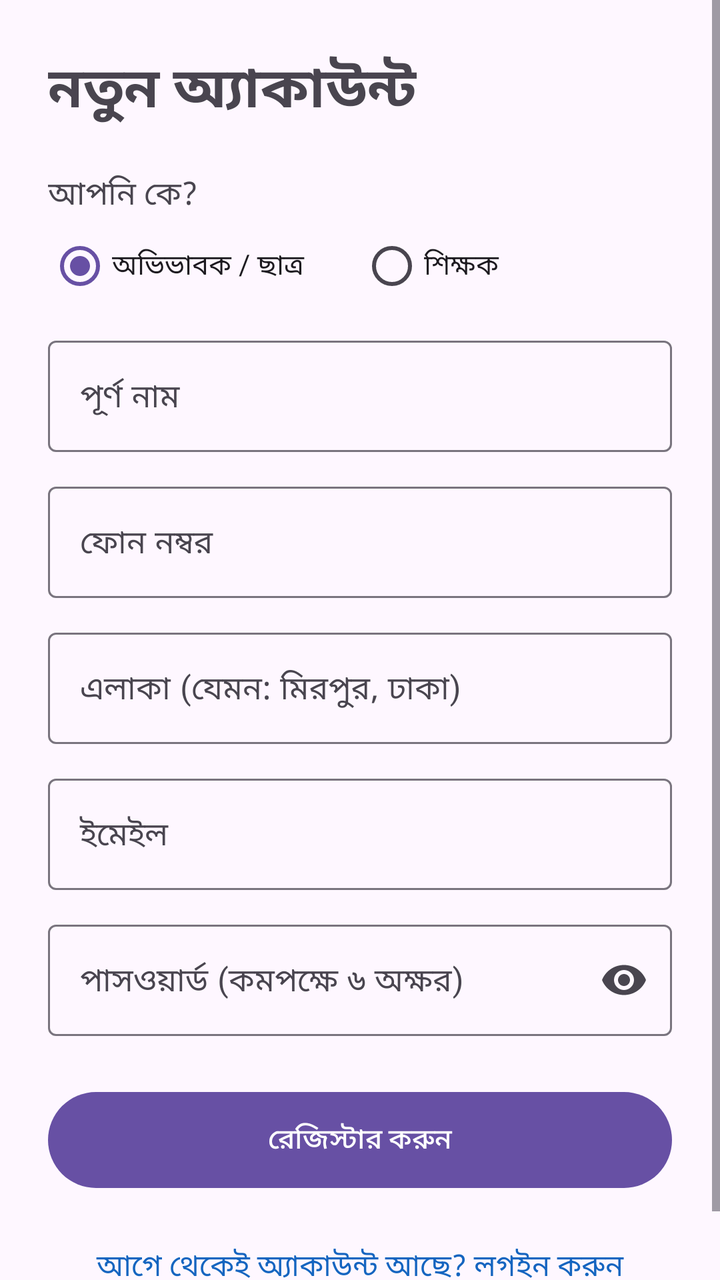
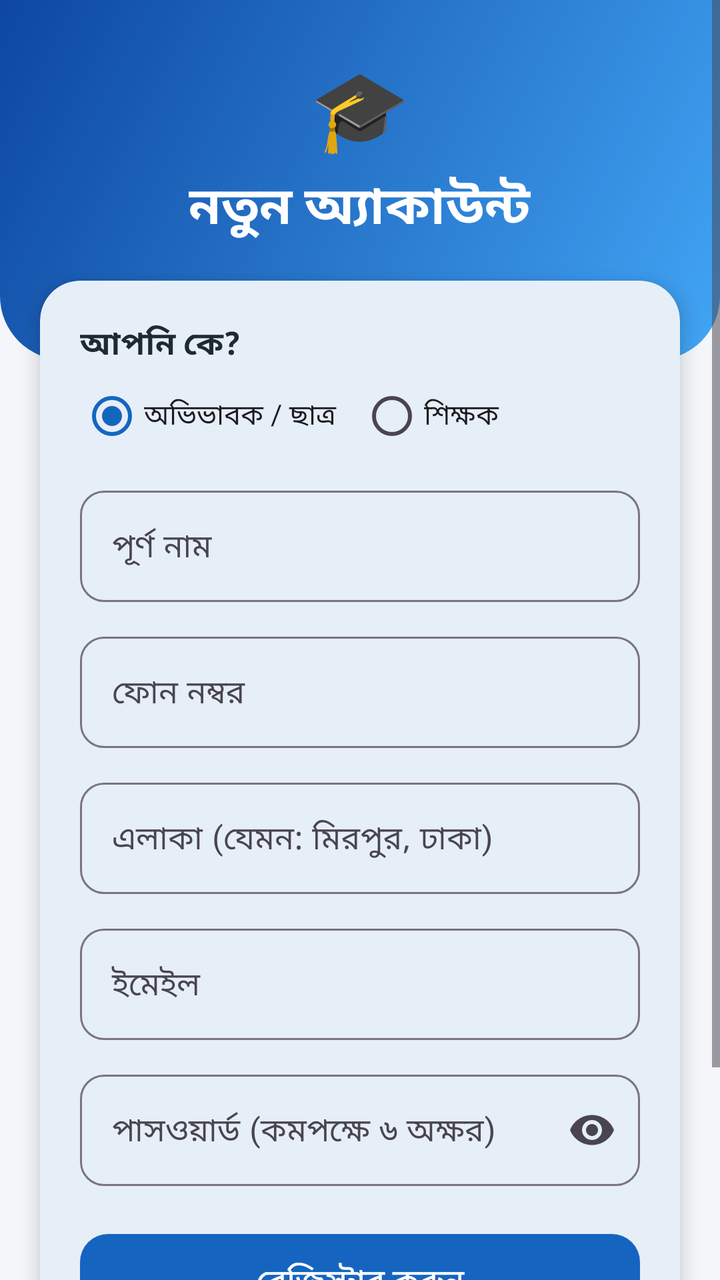

An Android layout rendered at two revisions. The XML below is the earlier revision; the diff shows what the commit changed to produce the second picture.
<!-- AndroidManifest.xml: application theme Theme.TuitionFinder -->
<!-- res/layout/activity_register.xml -->
<?xml version="1.0" encoding="utf-8"?>
<ScrollView xmlns:android="http://schemas.android.com/apk/res/android"
    xmlns:app="http://schemas.android.com/apk/res-auto"
    android:layout_width="match_parent"
    android:layout_height="match_parent"
    android:fillViewport="true">

    <LinearLayout
        android:layout_width="match_parent"
        android:layout_height="wrap_content"
        android:orientation="vertical"
        android:padding="24dp">

        <TextView
            android:layout_width="wrap_content"
            android:layout_height="wrap_content"
            android:text="নতুন অ্যাকাউন্ট"
            android:textSize="28sp"
            android:textStyle="bold" />

        <TextView
            android:layout_width="wrap_content"
            android:layout_height="wrap_content"
            android:layout_marginTop="20dp"
            android:text="আপনি কে?"
            android:textSize="16sp" />

        <RadioGroup
            android:id="@+id/rgRole"
            android:layout_width="match_parent"
            android:layout_height="wrap_content"
            android:orientation="horizontal">

            <RadioButton
                android:id="@+id/rbParent"
                android:layout_width="0dp"
                android:layout_height="wrap_content"
                android:layout_weight="1"
                android:checked="true"
                android:text="অভিভাবক / ছাত্র" />

            <RadioButton
                android:id="@+id/rbTutor"
                android:layout_width="0dp"
                android:layout_height="wrap_content"
                android:layout_weight="1"
                android:text="শিক্ষক" />
        </RadioGroup>

        <com.google.android.material.textfield.TextInputLayout
            android:layout_width="match_parent"
            android:layout_height="wrap_content"
            android:layout_marginTop="8dp"
            android:hint="পূর্ণ নাম">

            <com.google.android.material.textfield.TextInputEditText
                android:id="@+id/etName"
                android:layout_width="match_parent"
                android:layout_height="wrap_content"
                android:inputType="textPersonName" />
        </com.google.android.material.textfield.TextInputLayout>

        <com.google.android.material.textfield.TextInputLayout
            android:layout_width="match_parent"
            android:layout_height="wrap_content"
            android:layout_marginTop="12dp"
            android:hint="ফোন নম্বর">

            <com.google.android.material.textfield.TextInputEditText
                android:id="@+id/etPhone"
                android:layout_width="match_parent"
                android:layout_height="wrap_content"
                android:inputType="phone" />
        </com.google.android.material.textfield.TextInputLayout>

        <com.google.android.material.textfield.TextInputLayout
            android:layout_width="match_parent"
            android:layout_height="wrap_content"
            android:layout_marginTop="12dp"
            android:hint="এলাকা (যেমন: মিরপুর, ঢাকা)">

            <com.google.android.material.textfield.TextInputEditText
                android:id="@+id/etArea"
                android:layout_width="match_parent"
                android:layout_height="wrap_content"
                android:inputType="text" />
        </com.google.android.material.textfield.TextInputLayout>

        <com.google.android.material.textfield.TextInputLayout
            android:layout_width="match_parent"
            android:layout_height="wrap_content"
            android:layout_marginTop="12dp"
            android:hint="ইমেইল">

            <com.google.android.material.textfield.TextInputEditText
                android:id="@+id/etEmail"
                android:layout_width="match_parent"
                android:layout_height="wrap_content"
                android:inputType="textEmailAddress" />
        </com.google.android.material.textfield.TextInputLayout>

        <com.google.android.material.textfield.TextInputLayout
            android:layout_width="match_parent"
            android:layout_height="wrap_content"
            android:layout_marginTop="12dp"
            android:hint="পাসওয়ার্ড (কমপক্ষে ৬ অক্ষর)"
            app:endIconMode="password_toggle">

            <com.google.android.material.textfield.TextInputEditText
                android:id="@+id/etPassword"
                android:layout_width="match_parent"
                android:layout_height="wrap_content"
                android:inputType="textPassword" />
        </com.google.android.material.textfield.TextInputLayout>

        <Button
            android:id="@+id/btnRegister"
            android:layout_width="match_parent"
            android:layout_height="56dp"
            android:layout_marginTop="24dp"
            android:text="রেজিস্টার করুন" />

        <ProgressBar
            android:id="@+id/progressBar"
            android:layout_width="wrap_content"
            android:layout_height="wrap_content"
            android:layout_gravity="center_horizontal"
            android:layout_marginTop="16dp"
            android:visibility="gone" />

        <TextView
            android:id="@+id/tvGoLogin"
            android:layout_width="match_parent"
            android:layout_height="wrap_content"
            android:layout_marginTop="16dp"
            android:gravity="center"
            android:padding="8dp"
            android:text="আগে থেকেই অ্যাকাউন্ট আছে? লগইন করুন"
            android:textColor="#1565C0"
            android:textSize="15sp" />
    </LinearLayout>
</ScrollView>
<!-- resources referenced by this layout -->
<resources>
  <style name="Theme.TuitionFinder" parent="Base.Theme.TuitionFinder" />
  <style name="Base.Theme.TuitionFinder" parent="Theme.Material3.DayNight.NoActionBar">
          
          
      </style>
</resources>

<!-- the commit's change to res/layout/activity_register.xml (unified diff, before → after) -->
@@ -3,140 +3,201 @@
     xmlns:app="http://schemas.android.com/apk/res-auto"
     android:layout_width="match_parent"
     android:layout_height="match_parent"
+    android:background="@color/background"
     android:fillViewport="true">
 
     <LinearLayout
         android:layout_width="match_parent"
         android:layout_height="wrap_content"
-        android:orientation="vertical"
-        android:padding="24dp">
-
-        <TextView
-            android:layout_width="wrap_content"
-            android:layout_height="wrap_content"
-            android:text="নতুন অ্যাকাউন্ট"
-            android:textSize="28sp"
-            android:textStyle="bold" />
-
-        <TextView
-            android:layout_width="wrap_content"
-            android:layout_height="wrap_content"
-            android:layout_marginTop="20dp"
-            android:text="আপনি কে?"
-            android:textSize="16sp" />
-
-        <RadioGroup
-            android:id="@+id/rgRole"
+        android:orientation="vertical">
+
+        <LinearLayout
+            android:layout_width="match_parent"
+            android:layout_height="180dp"
+            android:background="@drawable/bg_header"
+            android:gravity="center"
+            android:orientation="vertical"
+            android:paddingBottom="30dp">
+
+            <TextView
+                android:layout_width="wrap_content"
+                android:layout_height="wrap_content"
+                android:text="🎓"
+                android:textSize="40sp" />
+
+            <TextView
+                android:layout_width="wrap_content"
+                android:layout_height="wrap_content"
+                android:layout_marginTop="4dp"
+                android:text="নতুন অ্যাকাউন্ট"
+                android:textColor="@color/white"
+                android:textSize="26sp"
+                android:textStyle="bold" />
+        </LinearLayout>
+
+        <com.google.android.material.card.MaterialCardView
             android:layout_width="match_parent"
             android:layout_height="wrap_content"
-            android:orientation="horizontal">
-
-            <RadioButton
-                android:id="@+id/rbParent"
-                android:layout_width="0dp"
-                android:layout_height="wrap_content"
-                android:layout_weight="1"
-                android:checked="true"
-                android:text="অভিভাবক / ছাত্র" />
-
-            <RadioButton
-                android:id="@+id/rbTutor"
-                android:layout_width="0dp"
-                android:layout_height="wrap_content"
-                android:layout_weight="1"
-                android:text="শিক্ষক" />
-        </RadioGroup>
-
-        <com.google.android.material.textfield.TextInputLayout
-            android:layout_width="match_parent"
-            android:layout_height="wrap_content"
-            android:layout_marginTop="8dp"
-            android:hint="পূর্ণ নাম">
-
-            <com.google.android.material.textfield.TextInputEditText
-                android:id="@+id/etName"
+            android:layout_marginStart="20dp"
+            android:layout_marginTop="-40dp"
+            android:layout_marginEnd="20dp"
+            app:cardBackgroundColor="@color/white"
+            app:cardCornerRadius="20dp"
+            app:cardElevation="6dp"
+            app:strokeWidth="0dp">
+
+            <LinearLayout
                 android:layout_width="match_parent"
                 android:layout_height="wrap_content"
-                android:inputType="textPersonName" />
-        </com.google.android.material.textfield.TextInputLayout>
-
-        <com.google.android.material.textfield.TextInputLayout
-            android:layout_width="match_parent"
-            android:layout_height="wrap_content"
-            android:layout_marginTop="12dp"
-            android:hint="ফোন নম্বর">
-
-            <com.google.android.material.textfield.TextInputEditText
-                android:id="@+id/etPhone"
-                android:layout_width="match_parent"
-                android:layout_height="wrap_content"
-                android:inputType="phone" />
-        </com.google.android.material.textfield.TextInputLayout>
-
-        <com.google.android.material.textfield.TextInputLayout
-            android:layout_width="match_parent"
-            android:layout_height="wrap_content"
-            android:layout_marginTop="12dp"
-            android:hint="এলাকা (যেমন: মিরপুর, ঢাকা)">
-
-            <com.google.android.material.textfield.TextInputEditText
-                android:id="@+id/etArea"
-                android:layout_width="match_parent"
-                android:layout_height="wrap_content"
-                android:inputType="text" />
-        </com.google.android.material.textfield.TextInputLayout>
-
-        <com.google.android.material.textfield.TextInputLayout
-            android:layout_width="match_parent"
-            android:layout_height="wrap_content"
-            android:layout_marginTop="12dp"
-            android:hint="ইমেইল">
-
-            <com.google.android.material.textfield.TextInputEditText
-                android:id="@+id/etEmail"
-                android:layout_width="match_parent"
-                android:layout_height="wrap_content"
-                android:inputType="textEmailAddress" />
-        </com.google.android.material.textfield.TextInputLayout>
-
-        <com.google.android.material.textfield.TextInputLayout
-            android:layout_width="match_parent"
-            android:layout_height="wrap_content"
-            android:layout_marginTop="12dp"
-            android:hint="পাসওয়ার্ড (কমপক্ষে ৬ অক্ষর)"
-            app:endIconMode="password_toggle">
-
-            <com.google.android.material.textfield.TextInputEditText
-                android:id="@+id/etPassword"
-                android:layout_width="match_parent"
-                android:layout_height="wrap_content"
-                android:inputType="textPassword" />
-        </com.google.android.material.textfield.TextInputLayout>
-
-        <Button
-            android:id="@+id/btnRegister"
-            android:layout_width="match_parent"
-            android:layout_height="56dp"
-            android:layout_marginTop="24dp"
-            android:text="রেজিস্টার করুন" />
-
-        <ProgressBar
-            android:id="@+id/progressBar"
-            android:layout_width="wrap_content"
-            android:layout_height="wrap_content"
-            android:layout_gravity="center_horizontal"
-            android:layout_marginTop="16dp"
-            android:visibility="gone" />
+                android:orientation="vertical"
+                android:padding="20dp">
+
+                <TextView
+                    android:layout_width="wrap_content"
+                    android:layout_height="wrap_content"
+                    android:text="আপনি কে?"
+                    android:textColor="@color/text_dark"
+                    android:textSize="16sp"
+                    android:textStyle="bold" />
+
+                <RadioGroup
+                    android:id="@+id/rgRole"
+                    android:layout_width="match_parent"
+                    android:layout_height="wrap_content"
+                    android:orientation="horizontal">
+
+                    <RadioButton
+                        android:id="@+id/rbParent"
+                        android:layout_width="0dp"
+                        android:layout_height="wrap_content"
+                        android:layout_weight="1"
+                        android:checked="true"
+                        android:text="অভিভাবক / ছাত্র" />
+
+                    <RadioButton
+                        android:id="@+id/rbTutor"
+                        android:layout_width="0dp"
+                        android:layout_height="wrap_content"
+                        android:layout_weight="1"
+                        android:text="শিক্ষক" />
+                </RadioGroup>
+
+                <com.google.android.material.textfield.TextInputLayout
+                    android:layout_width="match_parent"
+                    android:layout_height="wrap_content"
+                    android:layout_marginTop="8dp"
+                    android:hint="পূর্ণ নাম"
+                    app:boxCornerRadiusBottomEnd="12dp"
+                    app:boxCornerRadiusBottomStart="12dp"
+                    app:boxCornerRadiusTopEnd="12dp"
+                    app:boxCornerRadiusTopStart="12dp">
+
+                    <com.google.android.material.textfield.TextInputEditText
+                        android:id="@+id/etName"
+                        android:layout_width="match_parent"
+                        android:layout_height="wrap_content"
+                        android:inputType="textPersonName" />
+                </com.google.android.material.textfield.TextInputLayout>
+
+                <com.google.android.material.textfield.TextInputLayout
+                    android:layout_width="match_parent"
+                    android:layout_height="wrap_content"
+                    android:layout_marginTop="12dp"
+                    android:hint="ফোন নম্বর"
+                    app:boxCornerRadiusBottomEnd="12dp"
+                    app:boxCornerRadiusBottomStart="12dp"
+                    app:boxCornerRadiusTopEnd="12dp"
+                    app:boxCornerRadiusTopStart="12dp">
+
+                    <com.google.android.material.textfield.TextInputEditText
+                        android:id="@+id/etPhone"
+                        android:layout_width="match_parent"
+                        android:layout_height="wrap_content"
+                        android:inputType="phone" />
+                </com.google.android.material.textfield.TextInputLayout>
+
+                <com.google.android.material.textfield.TextInputLayout
+                    android:layout_width="match_parent"
+                    android:layout_height="wrap_content"
+                    android:layout_marginTop="12dp"
+                    android:hint="এলাকা (যেমন: মিরপুর, ঢাকা)"
+                    app:boxCornerRadiusBottomEnd="12dp"
+                    app:boxCornerRadiusBottomStart="12dp"
+                    app:boxCornerRadiusTopEnd="12dp"
+                    app:boxCornerRadiusTopStart="12dp">
+
+                    <com.google.android.material.textfield.TextInputEditText
+                        android:id="@+id/etArea"
+                        android:layout_width="match_parent"
+                        android:layout_height="wrap_content"
+                        android:inputType="text" />
+                </com.google.android.material.textfield.TextInputLayout>
+
+                <com.google.android.material.textfield.TextInputLayout
+                    android:layout_width="match_parent"
+                    android:layout_height="wrap_content"
+                    android:layout_marginTop="12dp"
+                    android:hint="ইমেইল"
+                    app:boxCornerRadiusBottomEnd="12dp"
+                    app:boxCornerRadiusBottomStart="12dp"
+                    app:boxCornerRadiusTopEnd="12dp"
+                    app:boxCornerRadiusTopStart="12dp">
+
+                    <com.google.android.material.textfield.TextInputEditText
+                        android:id="@+id/etEmail"
+                        android:layout_width="match_parent"
+                        android:layout_height="wrap_content"
+                        android:inputType="textEmailAddress" />
+                </com.google.android.material.textfield.TextInputLayout>
+
+                <com.google.android.material.textfield.TextInputLayout
+                    android:layout_width="match_parent"
+                    android:layout_height="wrap_content"
+                    android:layout_marginTop="12dp"
+                    android:hint="পাসওয়ার্ড (কমপক্ষে ৬ অক্ষর)"
+                    app:boxCornerRadiusBottomEnd="12dp"
+                    app:boxCornerRadiusBottomStart="12dp"
+                    app:boxCornerRadiusTopEnd="12dp"
+                    app:boxCornerRadiusTopStart="12dp"
+                    app:endIconMode="password_toggle">
+
+                    <com.google.android.material.textfield.TextInputEditText
+                        android:id="@+id/etPassword"
+                        android:layout_width="match_parent"
+                        android:layout_height="wrap_content"
+                        android:inputType="textPassword" />
+                </com.google.android.material.textfield.TextInputLayout>
+
+                <com.google.android.material.button.MaterialButton
+                    android:id="@+id/btnRegister"
+                    android:layout_width="match_parent"
+                    android:layout_height="56dp"
+                    android:layout_marginTop="20dp"
+                    android:text="রেজিস্টার করুন"
+                    android:textSize="16sp"
+                    app:cornerRadius="14dp" />
+
+                <ProgressBar
+                    android:id="@+id/progressBar"
+                    android:layout_width="wrap_content"
+                    android:layout_height="wrap_content"
+                    android:layout_gravity="center_horizontal"
+                    android:layout_marginTop="12dp"
+                    android:visibility="gone" />
+            </LinearLayout>
+        </com.google.android.material.card.MaterialCardView>
 
         <TextView
             android:id="@+id/tvGoLogin"
             android:layout_width="match_parent"
             android:layout_height="wrap_content"
             android:layout_marginTop="16dp"
+            android:layout_marginBottom="24dp"
             android:gravity="center"
             android:padding="8dp"
             android:text="আগে থেকেই অ্যাকাউন্ট আছে? লগইন করুন"
-            android:textColor="#1565C0"
-            android:textSize="15sp" />
+            android:textColor="@color/primary"
+            android:textSize="15sp"
+            android:textStyle="bold" />
     </LinearLayout>
 </ScrollView>
<!-- resource entries referenced after the edit -->
@@ -1,9 +1,34 @@
 <!-- resources referenced by this layout -->
 <resources>
+  <color name="background">#F4F6FA</color>
+  <color name="primary">#1565C0</color>
+  <color name="text_dark">#1F2933</color>
+  <color name="white">#FFFFFF</color>
+  <!-- drawable bg_header (drawable) -->
+  <?xml version="1.0" encoding="utf-8"?>
+  <shape xmlns:android="http://schemas.android.com/apk/res/android"
+      android:shape="rectangle">
+      <gradient
+          android:angle="315"
+          android:endColor="@color/primary_light"
+          android:startColor="@color/primary_dark" />
+      <corners
+          android:bottomLeftRadius="32dp"
+          android:bottomRightRadius="32dp" />
+  </shape>
   <style name="Theme.TuitionFinder" parent="Base.Theme.TuitionFinder" />
-  <style name="Base.Theme.TuitionFinder" parent="Theme.Material3.DayNight.NoActionBar">
-          
-          
+  <color name="primary_light">#42A5F5</color>
+  <color name="primary_dark">#0D47A1</color>
+  <style name="Base.Theme.TuitionFinder" parent="Theme.Material3.Light.NoActionBar">
+          <item name="colorPrimary">@color/primary</item>
+          <item name="colorOnPrimary">@color/white</item>
+          <item name="colorSecondary">@color/accent</item>
+          <item name="android:colorBackground">@color/background</item>
+          <item name="colorSurface">@color/white</item>
+          <item name="android:textColorPrimary">@color/text_dark</item>
+          <item name="android:statusBarColor">@color/primary_dark</item>
+          <item name="android:windowLightStatusBar">false</item>
       </style>
+  <color name="accent">#FF9800</color>
 </resources>
 
